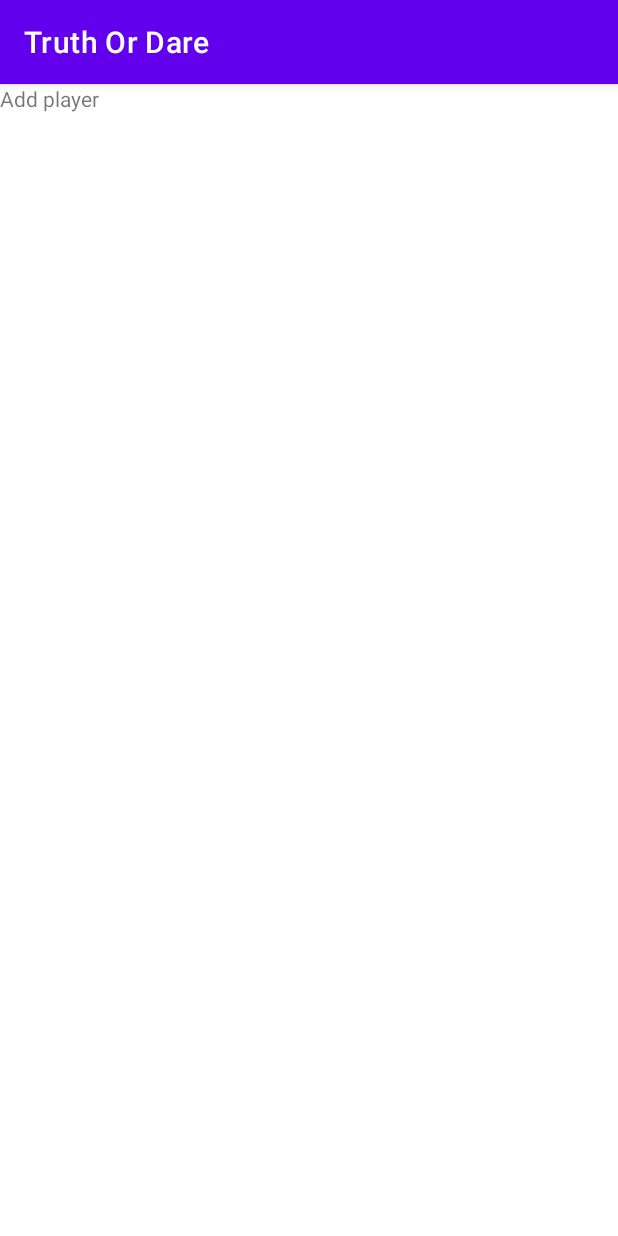
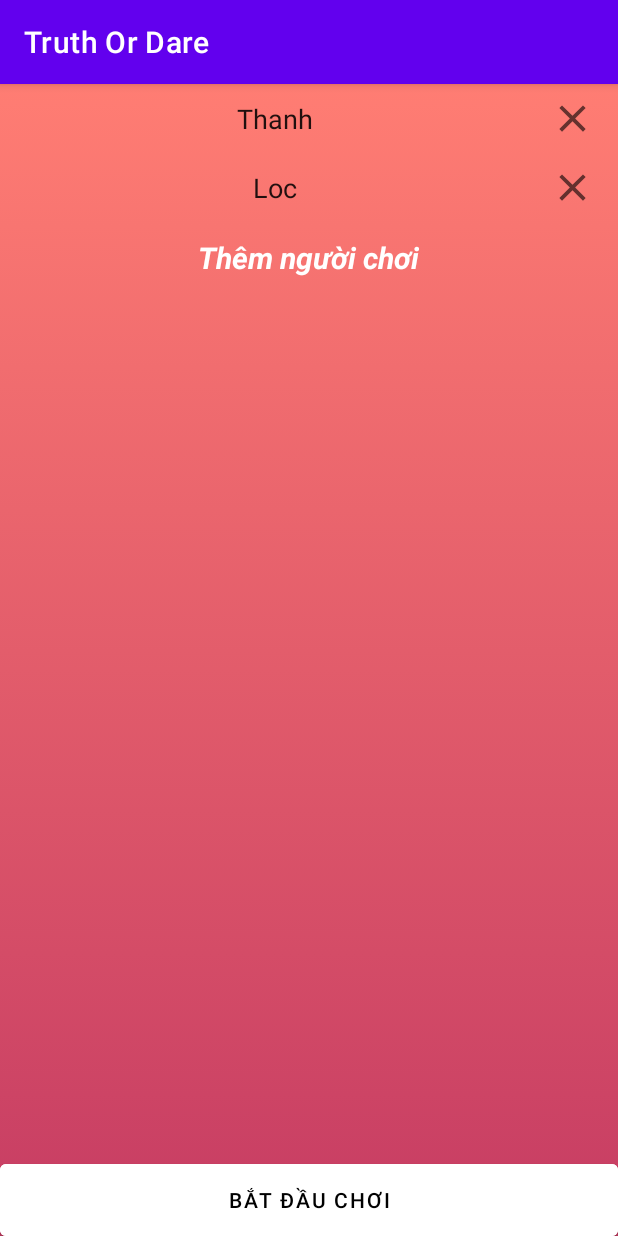
Before and after one commit to TemNguyen/Android_Truth_Or_Dare, an Android app: the AddPlayerFragment screen opened through its navigation route, on a phone screen of 412 x 824 dp. Run offline under Robolectric (Android 15) with nearby library versions, the phone set to English and light mode, and no system bars.

Commit message:
done UI add player

```diff
--- /dev/null
+++ b/TruthOrDare/app/src/main/java/com/jthanh/truthordare/model/Player.java
@@ -0,0 +1,26 @@
+package com.jthanh.truthordare.model;
+
+import java.io.Serializable;
+
+public class Player implements Serializable {
+    private int id;
+
+    private String name;
+
+    public Player(int id, String name) {
+        this.id = id;
+        this.name = name;
+    }
+
+    public int getId() {
+        return id;
+    }
+
+    public String getName() {
+        return name;
+    }
+
+    public void setName(String name) {
+        this.name = name;
+    }
+}
--- a/TruthOrDare/app/src/main/java/com/jthanh/truthordare/view/AddPlayerFragment.java
+++ b/TruthOrDare/app/src/main/java/com/jthanh/truthordare/view/AddPlayerFragment.java
@@ -2,15 +2,27 @@ package com.jthanh.truthordare.view;
 
 import android.os.Bundle;
 
+import androidx.annotation.NonNull;
+import androidx.annotation.Nullable;
 import androidx.fragment.app.Fragment;
+import androidx.navigation.Navigation;
 
+import android.util.Log;
 import android.view.LayoutInflater;
 import android.view.View;
 import android.view.ViewGroup;
 
 import com.jthanh.truthordare.R;
+import com.jthanh.truthordare.databinding.FragmentAddPlayerBinding;
+import com.jthanh.truthordare.model.Player;
+import com.jthanh.truthordare.viewmodel.AddPlayerAdapter;
+
+import java.util.ArrayList;
 
 public class AddPlayerFragment extends Fragment {
+    private FragmentAddPlayerBinding binding;
+    private ArrayList<Player> players;
+    private AddPlayerAdapter adapter;
 
     @Override
     public void onCreate(Bundle savedInstanceState) {
@@ -21,8 +33,47 @@ public class AddPlayerFragment extends Fragment {
     }
 
     @Override
+    public void onViewCreated(@NonNull View view, @Nullable Bundle savedInstanceState) {
+        players = new ArrayList<>();
+        players.add(new Player(0, "Thanh"));
+        players.add(new Player(1, "Loc"));
+        adapter = new AddPlayerAdapter(players);
+        binding.rvPlayers.setAdapter(adapter);
+
+        binding.btnAddPlayer.setOnClickListener(new View.OnClickListener() {
+            @Override
+            public void onClick(View view) {
+                players.add(new Player(3, ""));
+                adapter.notifyDataSetChanged();
+            }
+        });
+
+        binding.btnPlay.setOnClickListener(new View.OnClickListener() {
+            @Override
+            public void onClick(View view) {
+                for (Player player : players) {
+                    if (player.getName().isEmpty()) {
+                        return;
+                    }
+                }
+                Bundle bundle = new Bundle();
+                bundle.putSerializable("listPlayer", players);
+                Navigation.findNavController(view).navigate(R.id.gameFragment, bundle);
+            }
+        });
+    }
+
+    @Override
     public View onCreateView(LayoutInflater inflater, ViewGroup container,
                              Bundle savedInstanceState) {
-        return inflater.inflate(R.layout.fragment_add_player, container, false);
+        binding = FragmentAddPlayerBinding.inflate(inflater, container, false);
+        View view = binding.getRoot();
+        return view;
+    }
+
+    @Override
+    public void onDestroyView() {
+        super.onDestroyView();
+        binding = null;
     }
 }
--- a/TruthOrDare/app/src/main/java/com/jthanh/truthordare/view/GameFragment.java
+++ b/TruthOrDare/app/src/main/java/com/jthanh/truthordare/view/GameFragment.java
@@ -2,21 +2,37 @@ package com.jthanh.truthordare.view;
 
 import android.os.Bundle;
 
+import androidx.annotation.NonNull;
+import androidx.annotation.Nullable;
 import androidx.fragment.app.Fragment;
 
+import android.util.Log;
 import android.view.LayoutInflater;
 import android.view.View;
 import android.view.ViewGroup;
 
 import com.jthanh.truthordare.R;
+import com.jthanh.truthordare.model.Player;
+
+import java.util.ArrayList;
 
 public class GameFragment extends Fragment {
+    private ArrayList<Player> players;
+
     @Override
     public void onCreate(Bundle savedInstanceState) {
         super.onCreate(savedInstanceState);
         if (getArguments() != null) {
+            players = (ArrayList<Player>)getArguments().getSerializable("listPlayer");
+        }
+    }
 
+    @Override
+    public void onViewCreated(@NonNull View view, @Nullable Bundle savedInstanceState) {
+        for (Player player : players) {
+            Log.d("DEBUG", player.getName());
         }
+        // Handle here
     }
 
     @Override
--- /dev/null
+++ b/TruthOrDare/app/src/main/java/com/jthanh/truthordare/viewmodel/AddPlayerAdapter.java
@@ -0,0 +1,65 @@
+package com.jthanh.truthordare.viewmodel;
+
+import android.text.Editable;
+import android.text.TextWatcher;
+import android.util.Log;
+import android.view.LayoutInflater;
+import android.view.View;
+import android.view.ViewGroup;
+
+import androidx.annotation.NonNull;
+import androidx.recyclerview.widget.RecyclerView;
+
+import com.jthanh.truthordare.R;
+import com.jthanh.truthordare.databinding.AddPlayerItemBinding;
+import com.jthanh.truthordare.model.Player;
+
+import java.util.ArrayList;
+
+public class AddPlayerAdapter extends RecyclerView.Adapter<AddPlayerAdapter.ViewHolder> {
+    private ArrayList<Player> players;
+
+    public AddPlayerAdapter(ArrayList<Player> data) {
+        players = data;
+    }
+
+    @NonNull
+    @Override
+    public AddPlayerAdapter.ViewHolder onCreateViewHolder(@NonNull ViewGroup parent, int viewType) {
+        return new ViewHolder(AddPlayerItemBinding.inflate(LayoutInflater.from(parent.getContext()), parent, false));
+    }
+
+    @Override
+    public void onBindViewHolder(@NonNull AddPlayerAdapter.ViewHolder holder, int position) {
+        holder.binding.etPlayer.setText(players.get(position).getName());
+        holder.binding.etPlayer.addTextChangedListener(new TextWatcher() {
+            @Override
+            public void beforeTextChanged(CharSequence charSequence, int i, int i1, int i2) {
+
+            }
+
+            @Override
+            public void onTextChanged(CharSequence charSequence, int i, int i1, int i2) {
+            }
+
+            @Override
+            public void afterTextChanged(Editable editable) {
+                players.get(holder.getAdapterPosition()).setName(editable.toString());
+            }
+        });
+    }
+
+    @Override
+    public int getItemCount() {
+        return players == null ? 0 : players.size();
+    }
+
+    public class ViewHolder extends RecyclerView.ViewHolder {
+        private final AddPlayerItemBinding binding;
+
+        public ViewHolder(final AddPlayerItemBinding itemBinding) {
+            super(itemBinding.getRoot());
+            this.binding = itemBinding;
+        }
+    }
+}
--- /dev/null
+++ b/TruthOrDare/app/src/main/res/drawable/ic_baseline_close_24.xml
@@ -0,0 +1,10 @@
+<vector xmlns:android="http://schemas.android.com/apk/res/android"
+    android:width="24dp"
+    android:height="24dp"
+    android:viewportWidth="24"
+    android:viewportHeight="24"
+    android:tint="?attr/colorControlNormal">
+  <path
+      android:fillColor="@android:color/white"
+      android:pathData="M19,6.41L17.59,5 12,10.59 6.41,5 5,6.41 10.59,12 5,17.59 6.41,19 12,13.41 17.59,19 19,17.59 13.41,12z"/>
+</vector>
--- /dev/null
+++ b/TruthOrDare/app/src/main/res/layout/add_player_item.xml
@@ -0,0 +1,28 @@
+<?xml version="1.0" encoding="utf-8"?>
+<RelativeLayout
+    xmlns:android="http://schemas.android.com/apk/res/android"
+    android:layout_width="match_parent"
+    android:layout_height="wrap_content"
+    android:paddingVertical="8dp"
+    android:paddingHorizontal="8dp">
+
+    <EditText
+        android:id="@+id/et_player"
+        android:layout_width="match_parent"
+        android:layout_height="wrap_content"
+        android:hint="Nhập tên người chơi"
+        android:textAlignment="center"
+        android:textSize="18sp"
+        android:layout_alignParentLeft="true"
+        android:layout_toLeftOf="@+id/btn_delete"
+        android:layout_centerVertical="true"
+        android:background="@android:color/transparent"/>
+
+    <ImageView
+        android:id="@+id/btn_delete"
+        android:layout_width="20pt"
+        android:layout_height="30dp"
+        android:layout_alignParentRight="true"
+        android:layout_centerVertical="true"
+        android:src="@drawable/ic_baseline_close_24" />
+</RelativeLayout>
--- a/TruthOrDare/app/src/main/res/layout/fragment_add_player.xml
+++ b/TruthOrDare/app/src/main/res/layout/fragment_add_player.xml
@@ -1,13 +1,53 @@
 <?xml version="1.0" encoding="utf-8"?>
-<FrameLayout xmlns:android="http://schemas.android.com/apk/res/android"
+<LinearLayout xmlns:android="http://schemas.android.com/apk/res/android"
     xmlns:tools="http://schemas.android.com/tools"
     android:layout_width="match_parent"
     android:layout_height="match_parent"
-    tools:context=".view.AddPlayerFragment">
+    xmlns:app="http://schemas.android.com/apk/res-auto"
+    tools:context=".view.AddPlayerFragment"
+    android:background="@drawable/gradient_background"
+    android:orientation="vertical"
+    android:layout_weight="1">
 
-    <TextView
+    <LinearLayout
         android:layout_width="match_parent"
-        android:layout_height="match_parent"
-        android:text="Add player" />
+        android:layout_height="wrap_content"
+        android:orientation="vertical"
+        android:layout_weight="1"
+        >
+        <androidx.recyclerview.widget.RecyclerView
+            android:id="@+id/rv_players"
+            android:layout_width="match_parent"
+            android:layout_height="wrap_content"
+            app:layoutManager="androidx.recyclerview.widget.LinearLayoutManager"
+            />
+        <LinearLayout
+            android:layout_width="match_parent"
+            android:layout_height="wrap_content"
+            android:gravity="center"
+            android:paddingTop="10dp">
+            <TextView
+                android:id="@+id/btn_add_player"
+                android:layout_width="wrap_content"
+                android:layout_height="wrap_content"
+                android:text="Thêm người chơi"
+                android:textSize="20sp"
+                android:textStyle="bold|italic"
+                android:textColor="@color/white"
+                android:textAlignment="center"
+                />
+        </LinearLayout>
+    </LinearLayout>
 
-</FrameLayout>
+    <Button
+        android:id="@+id/btn_play"
+        android:layout_width="match_parent"
+        android:layout_height="wrap_content"
+        android:insetTop="0dp"
+        android:insetBottom="0dp"
+        android:text="Bắt đầu chơi"
+        android:textColor="@color/black"
+        android:backgroundTint="@color/white"
+        />
+
+</LinearLayout>
--- a/TruthOrDare/app/src/main/res/layout/fragment_game.xml
+++ b/TruthOrDare/app/src/main/res/layout/fragment_game.xml
@@ -5,9 +5,10 @@
     android:layout_height="match_parent"
     tools:context=".view.GameFragment">
 
+    <!-- TODO: Update blank fragment layout -->
     <TextView
         android:layout_width="match_parent"
         android:layout_height="match_parent"
-        android:text="" />
+        android:text="@string/hello_blank_fragment" />
 
 </FrameLayout>
--- a/TruthOrDare/app/src/main/res/navigation/main_nav.xml
+++ b/TruthOrDare/app/src/main/res/navigation/main_nav.xml
@@ -28,21 +28,21 @@
         android:label="fragment_add_player"
         tools:layout="@layout/fragment_add_player" >
         <action
-            android:id="@+id/action_addPlayerFragment_to_gameFragment2"
-            app:destination="@id/gameFragment2" />
-    </fragment>
-    <fragment
-        android:id="@+id/gameFragment2"
-        android:name="com.jthanh.truthordare.view.GameFragment"
-        android:label="fragment_game"
-        tools:layout="@layout/fragment_game" >
-        <action
-            android:id="@+id/action_gameFragment2_to_gameDetailFragment"
-            app:destination="@id/gameDetailFragment" />
+            android:id="@+id/action_addPlayerFragment_to_gameFragment"
+            app:destination="@id/gameFragment" />
     </fragment>
     <fragment
         android:id="@+id/gameDetailFragment"
         android:name="com.jthanh.truthordare.view.GameDetailFragment"
         android:label="fragment_game_detail"
         tools:layout="@layout/fragment_game_detail" />
+    <fragment
+        android:id="@+id/gameFragment"
+        android:name="com.jthanh.truthordare.view.GameFragment"
+        android:label="fragment_game"
+        tools:layout="@layout/fragment_game" >
+        <action
+            android:id="@+id/action_gameFragment_to_gameDetailFragment"
+            app:destination="@id/gameDetailFragment" />
+    </fragment>
 </navigation>
--- a/TruthOrDare/app/src/main/res/values/strings.xml
+++ b/TruthOrDare/app/src/main/res/values/strings.xml
@@ -1,3 +1,5 @@
 <resources>
     <string name="app_name">Truth Or Dare</string>
+    <!-- TODO: Remove or change this placeholder text -->
+    <string name="hello_blank_fragment">Hello blank fragment</string>
 </resources>
```
